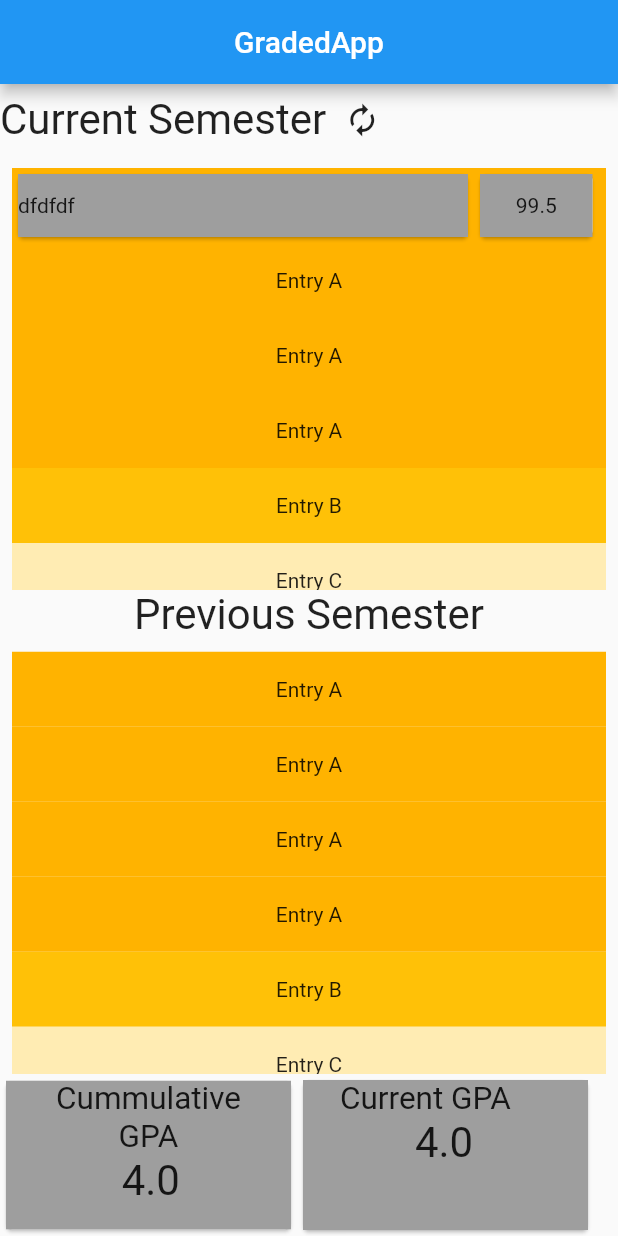
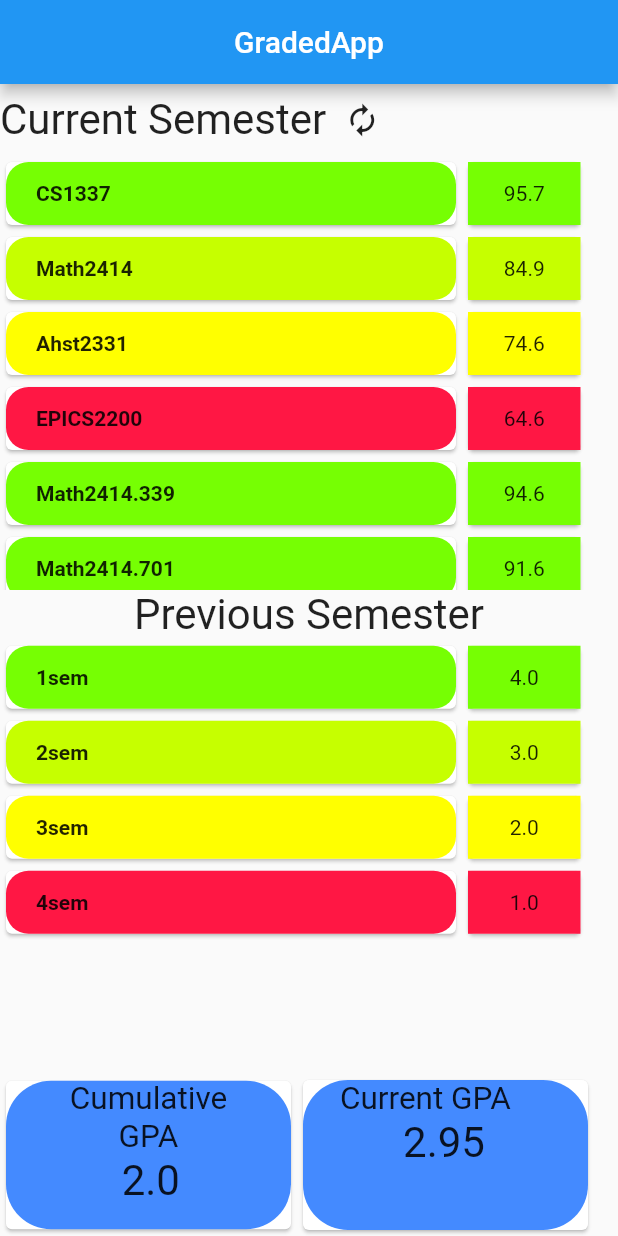
Before and after one commit to Suvanch/post_graded, a Flutter app: the screen it shows after launch, after a tap on the "autorenew" icon, on a phone screen of 412 x 824 dp. Run offline on Flutter 3.47's test engine with Material 2 defaults, Android fonts, the phone set to English and light mode, and no system bars.

Commit message:
Finished classes pages with working current and cumulative gpa. Some minor formating errors. No buttons added

```diff
--- a/lib/main.dart
+++ b/lib/main.dart
@@ -1,8 +1,8 @@
 import 'package:flutter/material.dart';
 import 'package:flutter/rendering.dart';
+import 'studentObject.dart';
 
 void main() => runApp(gradedApp());
-
 class gradedApp extends StatefulWidget {
   @override
   State<StatefulWidget> createState() {
@@ -10,13 +10,57 @@ class gradedApp extends StatefulWidget {
   }
   //MyApp createState() => MyApp();
 }
+_MyColor changeGradeColor(double grade) {
+    const List<_MyColor> myBgColors = const <_MyColor>[
+    const _MyColor(null, 'Clear'),
+    const _MyColor(const Color(0xFF76FF03), 'Green'),
+      const _MyColor(const Color(0xFFC6FF00), 'LightGreen'),
+    const _MyColor(const Color(0xFFFFFF00), 'Yellow'),
+    const _MyColor(const Color(0xFFFF1744), 'Red'),
+  ];
+    if(grade >90){
+      return myBgColors[1];
+    }
+    else if(grade > 80){
+      return myBgColors[2];
+    }
+    else if(grade > 70){
+      return myBgColors[3];
+    }
+    else {
+      return myBgColors[4];
+    }
+  }
+_MyColor changeGpaColor(double grade) {
+  const List<_MyColor> myBgColors = const <_MyColor>[
+    const _MyColor(null, 'Clear'),
+    const _MyColor(const Color(0xFF76FF03), 'Green'),
+    const _MyColor(const Color(0xFFC6FF00), 'LightGreen'),
+    const _MyColor(const Color(0xFFFFFF00), 'Yellow'),
+    const _MyColor(const Color(0xFFFF1744), 'Red'),
 
-void changeText() {}
+  ];
+  if(grade >3.0){
+    return myBgColors[1];
+  }
+  else if(grade > 2.0){
+    return myBgColors[2];
+  }
+  else if(grade > 1.0){
+    return myBgColors[3];
+  }
+  else {
+    return myBgColors[4];
+  }
+}
+ studentObject student1 = new studentObject();
 
 class MyApp extends State<gradedApp> {
-  double currentGpa = 4.0;
-  double cummulGpa = 4.0;
-  Map<String, double> map1 = {'Cs1337': 99.3 , 'Math 2414': 90.3, 'Nah U goog': 69.69};
+
+  double currentGpa = student1.getCurrentGPA();
+  double cummulGpa = student1.getCumulativeGpa();
+
+
   @override
   Widget build(BuildContext context) {
     return MaterialApp(
@@ -40,7 +84,7 @@ class MyApp extends State<gradedApp> {
                   ),
                   IconButton(
                     icon: Icon(
-                        appBarIcons(title: 'Car', icon: Icons.autorenew).icon),
+                        appBarIcons(title: 'Refresh', icon: Icons.autorenew).icon),
                     onPressed: () {
                       print("ye i clicke it");
                     },
@@ -49,68 +93,7 @@ class MyApp extends State<gradedApp> {
               ),
             ),
             Expanded(
-              child: ListView(
-                padding: const EdgeInsets.all(8),
-                children: <Widget>[
-                  Container(
-                      height: 50,
-                      color: Colors.amber[600],
-                      //child:  Center(child: Text('Entry A')),
-                      child: Row(
-                        children: <Widget>[
-                          Card(
-                            child: Container(
-                              height: 49,
-                              width: 300,
-                              color: Colors.grey,
-                              child: Text(
-                                "dfdfdf",
-                                textAlign: TextAlign.center,
-                              ),
-                              alignment: Alignment(-1.0, 0.0),
-                            ),
-                          ),
-                          Card(
-                            child: Container(
-                              height: 49,
-                              width: 75,
-                              color: Colors.grey,
-                              child: Text(
-                                "99.5",
-                              ),
-                              alignment: Alignment(0.0, 0.0),
-                            ),
-                          ),
-
-                        ],
-                      )),
-                  Container(
-                    height: 50,
-                    color: Colors.amber[600],
-                    child: const Center(child: Text('Entry A')),
-                  ),
-                  Container(
-                    height: 50,
-                    color: Colors.amber[600],
-                    child: const Center(child: Text('Entry A')),
-                  ),
-                  Container(
-                    height: 50,
-                    color: Colors.amber[600],
-                    child: const Center(child: Text('Entry A')),
-                  ),
-                  Container(
-                    height: 50,
-                    color: Colors.amber[500],
-                    child: const Center(child: Text('Entry B')),
-                  ),
-                  Container(
-                    height: 50,
-                    color: Colors.amber[100],
-                    child: const Center(child: Text('Entry C')),
-                  ),
-                ],
-              ),
+              child: currentSemesterListView()
             ),
             Center(
               child: Text(
@@ -120,54 +103,22 @@ class MyApp extends State<gradedApp> {
               ),
             ),
             Expanded(
-              child: ListView(
-                padding: const EdgeInsets.all(8),
-                children: <Widget>[
-                  Container(
-                    height: 50,
-                    color: Colors.amber[600],
-                    child: const Center(child: Text('Entry A')),
-                  ),
-                  Container(
-                    height: 50,
-                    color: Colors.amber[600],
-                    child: const Center(child: Text('Entry A')),
-                  ),
-                  Container(
-                    height: 50,
-                    color: Colors.amber[600],
-                    child: const Center(child: Text('Entry A')),
-                  ),
-                  Container(
-                    height: 50,
-                    color: Colors.amber[600],
-                    child: const Center(child: Text('Entry A')),
-                  ),
-                  Container(
-                    height: 50,
-                    color: Colors.amber[500],
-                    child: const Center(child: Text('Entry B')),
-                  ),
-                  Container(
-                    height: 50,
-                    color: Colors.amber[100],
-                    child: const Center(child: Text('Entry C')),
-                  ),
-                ],
-              ),
-            ),
+              child: previousSemesterListView()),
             Row(
               children: <Widget>[
                 Card(
                   child: Container(
+                    decoration: new BoxDecoration(
+                        color: Colors.blueAccent,
+                        borderRadius: new BorderRadius.all(Radius.circular(30))
+                    ),
                     width: 190,
-                    color: Colors.grey,
                     child: Column(
                       children: <Widget>[
                         Padding(
                           padding: EdgeInsets.fromLTRB(32.0, 0.0, 32.0, 0.0),
                           child: Text(
-                            "Cummulative GPA",
+                            "Cumulative GPA",
                             textScaleFactor: 1.5,
                             textAlign: TextAlign.center,
                           ),
@@ -185,9 +136,12 @@ class MyApp extends State<gradedApp> {
                 ),
                 Card(
                   child: Container(
+                    decoration: new BoxDecoration(
+                        color: Colors.blueAccent,
+                        borderRadius: new BorderRadius.all(Radius.circular(30))
+                    ),
                     width: 190,
                     height: 100,
-                    color: Colors.grey,
                     child: Column(
                       children: <Widget>[
                         Padding(
@@ -224,3 +178,129 @@ class appBarIcons {
   final String title;
   final IconData icon;
 }
+class currentSemesterListView extends StatelessWidget {
+  @override
+  //Map nug = {"Cs1337":99.5,"Math2414":85.3,"AHST":77.0,"AHSmmT":60.0,"Nug":90.0};
+  static Map nug = student1.getCurrentSemester();
+  //int lengths = nug.length;
+
+  //print(lengths);
+  Widget build(BuildContext context) {
+    return ListView.builder(
+        itemCount: nug.length,
+        itemBuilder: (BuildContext context, int index){
+          String key = nug.keys.elementAt(index);
+          return new Container(
+              height: 50,
+              //color: Colors.amber[600],
+              child:Row(
+              children: <Widget>[
+              Card(
+
+                child: Container(
+
+                  height: 49,
+                  width: 300,
+                  decoration: new BoxDecoration(
+                      color: changeGradeColor(nug[key]).color,
+                      borderRadius: new BorderRadius.all(Radius.circular(15))
+                  ),
+
+                  //color: Colors.grey,myBgColors[1].color,
+                  child: Padding(
+                    padding:EdgeInsets.fromLTRB(20, 0, 0, 0),
+                    child: Text(
+                      key,
+                      style: TextStyle(fontWeight: FontWeight.bold),
+                    ),
+                  ),
+                  alignment: Alignment(-1.0, 0.0),
+                ),
+              ),
+              Card(
+                child: Container(
+                  height: 49,
+                  width: 75,
+
+                  color: changeGradeColor(nug[key]).color,
+                  child: Text(
+                    nug[key].toString(),
+                  ),
+                  alignment: Alignment(0.0, 0.0),
+                ),
+              ),
+            ],
+          ));
+        },
+    );
+  }
+}
+
+class previousSemesterListView extends StatelessWidget{
+  @override
+  //Map nug = {"Cs1337":99.5,"Math2414":85.3,"AHST":77.0,"AHSmmT":60.0,"Nug":90.0};
+  static Map nug = student1.getPreviousSemester();
+  //int lengths = nug.length;
+
+  //print(lengths);
+  Widget build(BuildContext context) {
+    return ListView.builder(
+      itemCount: nug.length,
+      itemBuilder: (BuildContext context, int index){
+        String key = nug.keys.elementAt(index);
+        return new Container(
+            height: 50,
+            //color: Colors.amber[600],
+            child:Row(
+              children: <Widget>[
+                Card(
+
+                  child: Container(
+
+                    height: 49,
+                    width: 300,
+                    decoration: new BoxDecoration(
+                        color: changeGpaColor(nug[key]).color,
+                        borderRadius: new BorderRadius.only(
+                            topLeft:  const  Radius.circular(15.0),
+                            topRight: const  Radius.circular(15.0),
+                            bottomRight: const  Radius.circular(15.0),
+                            bottomLeft: const  Radius.circular(15.0))
+                    ),
+
+                    //color: Colors.grey,myBgColors[1].color,
+                    child: Padding(
+                      padding:EdgeInsets.fromLTRB(20, 0, 0, 0),
+                      child: Text(
+                        key,
+                        style: TextStyle(fontWeight: FontWeight.bold),
+                      ),
+                    ),
+                    alignment: Alignment(-1.0, 0.0),
+                  ),
+                ),
+                Card(
+                  child: Container(
+                    height: 49,
+                    width: 75,
+
+                    color: changeGpaColor(nug[key]).color,
+                    child: Text(
+                      nug[key].toString(),
+                    ),
+                    alignment: Alignment(0.0, 0.0),
+                  ),
+                ),
+              ],
+            ));
+      },
+    );
+  }
+}
+
+class _MyColor {
+  const _MyColor(this.color, this.name);
+
+  final Color color;
+  final String name;
+}
--- /dev/null
+++ b/lib/studentObject.dart
@@ -0,0 +1,302 @@
+import 'dart:collection';
+
+class studentObject{
+  double currentGPA;
+  int totalCredits;
+  double totalGPAPoints;
+  double cumulativeGPA;
+  double totalSemesterCredits = 0;
+  List classes = new List<classObject>();
+  List semesters  = new List<semesterObject>();
+  Map<String,double> currentSemester = new Map<String, double>();
+  Map<String,double> previousSemester = new Map<String, double>();
+
+   studentObject(){
+     addData();
+   }
+   void addClass(String name, String teacher,String location,double grade,int credits){
+    classObject xx = new classObject(name,teacher,location,grade,credits);
+    classes.add(xx);
+    currentSemester[name] = grade;
+  }
+   double getCurrentGPA(){
+    calcCurrentGpa();
+    return this.currentGPA;
+
+  }
+   void calcCurrentGpa(){
+
+    int totalCredits = 0;
+    if (classes.length == 0) {
+      this.totalCredits = -1;
+    }
+    else {
+      for (int i = 0; i < classes.length; i++) {
+        totalCredits += classes[i].getCredits();
+      }
+    }
+    if (totalCredits > 0) {
+      this.totalCredits = totalCredits;
+    } else {
+      this.totalCredits = -1;
+    }
+
+    double totalPoints=0;
+    if (classes.length == 0) {
+      this.totalGPAPoints = -1;
+    }
+    else {
+      for (int i = 0; i < classes.length; i++) {
+        //System.out.println("gpaPoints: " + classes.get(i).getGPAPoints());
+        totalPoints += classes[i].getGPAPoints();
+      }
+    }
+    if (totalPoints >= 0) {
+      this.totalGPAPoints = totalPoints;
+    }
+    else {
+      this.totalGPAPoints = -1;
+    }
+    //System.out.println(totalGPAPoints);
+    //System.out.println(totalCredits);
+    this.currentGPA = totalGPAPoints/totalCredits;
+  }
+   Map<String,double>getCurrentSemester(){
+     return currentSemester;
+  }
+
+
+  void addSemester(String name,double grade,int credits){
+    previousSemester[name] = grade;
+    semesterObject xx = new semesterObject(name, grade, credits);
+    semesters.add(xx);
+  }
+  double getCumulativeGpa(){
+    calcCumulativeGpa();
+    return this.cumulativeGPA;
+  }
+  void calcCumulativeGpa(){
+     int length = semesters.length;
+     double totalCreditPoints = 0;
+     int totalCredits =0;
+     if(length > 0){
+       for(int i=0;i<length;i++){
+       totalCreditPoints += semesters[i].getCreditPoints();
+       totalCredits += semesters[i].getCredits();
+      }
+
+      cumulativeGPA = totalCreditPoints/totalCredits;
+     }
+     else{
+       cumulativeGPA = -1;
+     }
+
+  }
+  Map<String,double>getPreviousSemester(){
+    return previousSemester;
+  }
+  void addData(){
+    this.addClass("CS1337", "Dr.Kiem Le","CB 134",95.7,3);
+    this.addClass("Math2414", "Dr.Mylinh Nguyen","CB 134",84.9,3);
+    this.addClass("Ahst2331", "Dr.Charissa Terranova","CB 134",74.6,3);
+    this.addClass("EPICS2200", "Dr.Terrell Bennett","CB 134",64.6,3);
+    this.addClass("Math2414.339", "Dr.Nasrin Sultana","CB 134",94.6,3);
+    this.addClass("Math2414.701", "","CB 134",91.6,3);
+    this.addSemester("1sem",4.0,15);
+    this.addSemester("2sem",3.0,25);
+    this.addSemester("3sem",2.0,35);
+    this.addSemester("4sem",1.0,55);
+  }
+
+}
+
+class semesterObject{
+  int credits;
+  double gpa;
+  double creditPoints;
+  String name;
+
+  semesterObject(String name,double grade,int credits){
+    this.name = name;
+    this.credits = credits;
+    this.gpa = grade;
+    this.creditPoints = gpa*credits;
+  }
+  double getCreditPoints(){
+    return creditPoints;
+  }
+  int getCredits(){
+    return credits;
+  }
+
+}
+
+//all data requried for one class
+class classObject{
+  String name;
+  String teacher;
+  String days;
+  String time;
+  String location;
+  double grade;
+  int credits;
+  List distribution = new List<distributionObject>();
+  double GPAPoints;
+
+  classObject(String name, String teacher,String location,double grade,int credits){
+    this.name = name;
+    this.teacher = teacher;
+    this.location = location;
+    this.grade = grade;
+    this.credits = credits;
+    addDistribution("  ",100);
+  }
+  void addDistribution(String name, double percent){
+    distributionObject  XX = new distributionObject(name,percent);
+    distribution.add(XX);
+  }
+  void addAssignment(int pos,String name, double percent){
+    distribution[pos].setAssignment(name,percent);
+  }
+  void calcGPAPoints(){
+    //calcGrade();
+    if(grade == -1){
+      this.GPAPoints = -1;
+    }
+    else if(grade >= 93){
+      this.GPAPoints = 4.0*credits;
+    }
+    else if(grade >= 90){
+      this.GPAPoints = 3.7*credits;
+    }
+    else if(grade >= 87){
+      this.GPAPoints = 3.3*credits;
+    }
+    else if(grade >= 83){
+      this.GPAPoints = 3.0*credits;
+    }
+    else if(grade >= 80){
+      this.GPAPoints = 2.7*credits;
+    }
+    else if(grade >= 77){
+      this.GPAPoints = 2.3*credits;
+    }
+    else if(grade >= 73){
+      this.GPAPoints = 2.0*credits;
+    }
+    else if(grade >= 70){
+      this.GPAPoints = 1.7*credits;
+    }
+    else if(grade >= 67){
+      this.GPAPoints = 1.3*credits;
+    }
+    else if(grade >= 60){
+      this.GPAPoints = 1.0*credits;
+    }
+  }
+  double getGPAPoints(){
+    calcGPAPoints();
+    return this.GPAPoints;
+  }
+  void calcGrade(){
+    double gradePoints =0;
+    if(distribution.length ==0){
+      this.grade = -1;
+    }
+    for(int i=0;i<distribution.length;i++){
+      gradePoints += distribution[i].getWeightAchived();
+    }
+    if(gradePoints>=0&&gradePoints<= 100){
+      this.grade = gradePoints;
+    }
+    else {
+      this.grade =-1;
+    }
+
+  }
+  int getCredits(){
+    return this.credits;
+  }
+  String gerName(){
+    return this.name;
+  }
+  String getTeacher(){
+    return this.teacher;
+  }
+  String getLocation(){
+    return this.location;
+  }
+  double getGrade(){
+    calcGrade();
+    return this.grade;
+  }
+}
+
+class distributionObject{
+  String name;
+  double weight;
+  List assignments;
+
+  distributionObject(String name, double weight){
+    this.name = name;
+    this.weight = weight;
+  }
+   void setAssignment(String name, double percent){
+     gradeObject XX = new gradeObject(name,percent);
+    assignments.add(XX);
+  }
+   double getWeightAchived(){
+    double weight;
+    double average;
+    //if there are no assignments
+    if(assignments.length ==0){
+      return 0;
+    }
+    else {
+      double a =0;
+      //adds up all the grades
+      for (int i = 0; i < assignments.length; i++) {
+        a += assignments[i].getPercent();
+      }
+      //if the sum of all the grades is below 0
+      if(a < 0){
+        return -1;
+      }
+      //calculate average
+      average = a/assignments.length;
+    }
+    //calculate weight earned
+    weight = average*(this.weight/100);
+    return weight;
+  }
+
+   String getName(){
+    return this.name;
+  }
+   double getWeight(){
+    return this.weight;
+  }
+
+}
+
+class gradeObject{
+  String name;
+  int day;
+  int month;
+  int year;
+  double percent;
+
+  gradeObject(String name, double percent){
+    this.name = name;
+    this.percent = percent;
+  }
+
+   double getPercent(){
+    return percent;
+  }
+
+   String getName(){
+    return name;
+  }
+
+}
```
